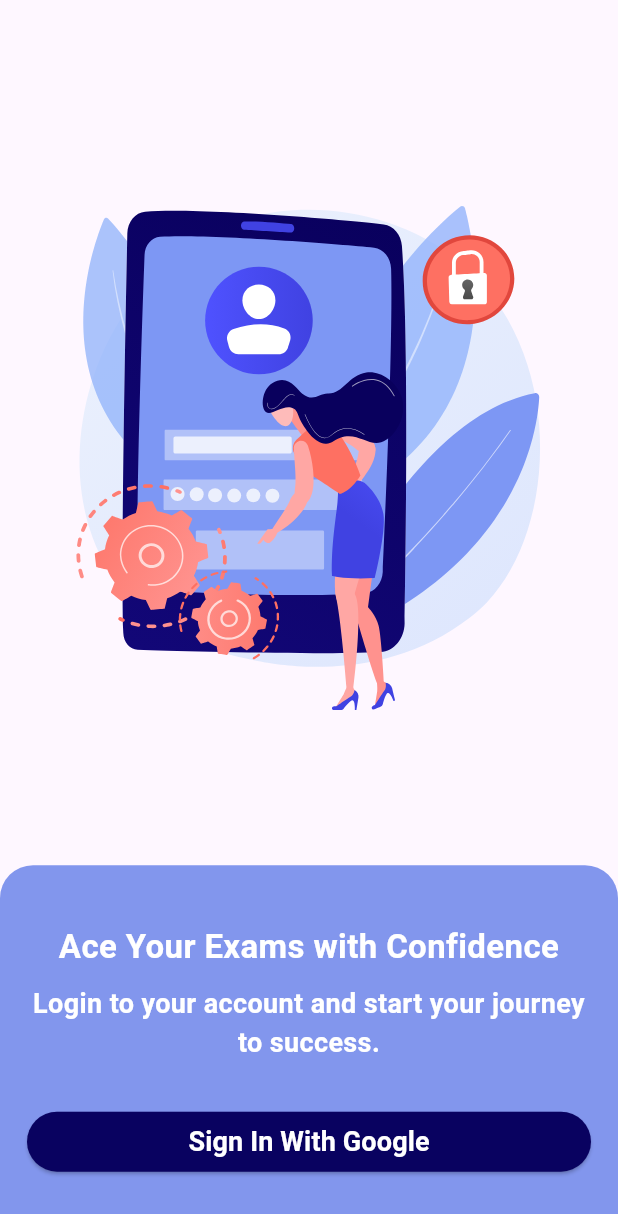
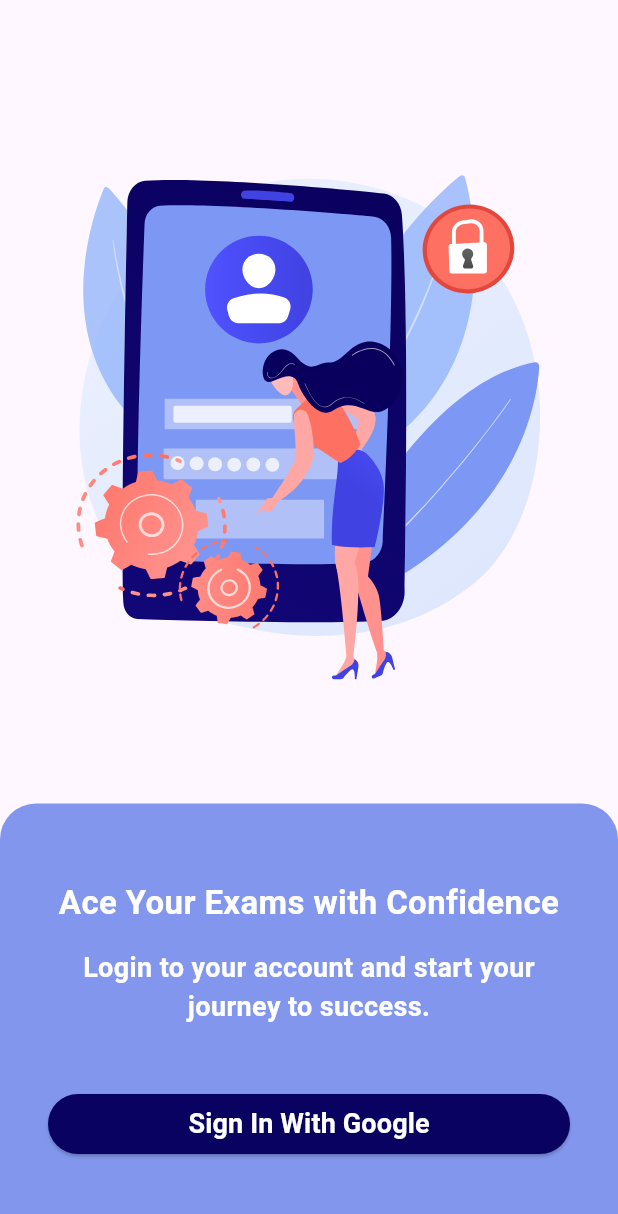
Before and after one commit to ujjvaljoshi45/jnvst_prep, a Flutter app: the screen it shows after launch, on a phone screen of 412 x 824 dp. Shown: the top 1214 px of the screen. Run offline on Flutter 3.47's test engine with Material 3 defaults, Android fonts, the phone set to English and light mode, and no system bars; our stand-ins replace cached_network_image, cloud_firestore, firebase_auth, firebase_core, flutter_chat_bubble, flutter_screenutil and 7 more; accounts and stored records are empty.

Commit message:
- icon done

```diff
--- a/lib/main.dart
+++ b/lib/main.dart
@@ -68,17 +68,17 @@
       final myUser = await getUserProvider(context).getUserFromDatabase(user!.uid);
       if (myUser == null) {
         await Future.delayed(const Duration(seconds: 1));
-        mounted ? Navigator.pushNamed(context, LoginScreen.route) : debugPrint('not mounted');
+        mounted ? Navigator.pushReplacementNamed(context, LoginScreen.route) : debugPrint('not mounted');
       }
       else {
         await Future.delayed(const Duration(seconds: 1));
         mounted
-            ? Navigator.pushNamed(context, HomeScreen.route)
+            ? Navigator.pushReplacementNamed(context, HomeScreen.route)
             : debugPrint('not mounted');
       }
     } catch (e) {
       await Future.delayed(const Duration(seconds: 1));
-      mounted ? Navigator.pushNamed(context, LoginScreen.route) : debugPrint('not mounted');
+      mounted ? Navigator.pushReplacementNamed(context, LoginScreen.route) : debugPrint('not mounted');
     }
     super.didChangeDependencies();
   }
--- a/lib/screens/auth/login.dart
+++ b/lib/screens/auth/login.dart
@@ -53,20 +53,19 @@ class _LoginScreenState extends State<LoginScreen> {
           child: Column(
             children: [
               SizedBox(
-                  height: getHeight(context) * 0.7,
+                  height: getHeight(context) * 0.65,
                   width: getWidth(context),
                   child: Lottie.asset('assets/login_lottie.json')),
               Flexible(
                 child: Container(
-                  height: getHeight(context) * 0.3 + 40,
                   decoration: const BoxDecoration(
                       color: Color.fromRGBO(130, 150, 237, 1),
                       borderRadius: BorderRadius.only(
-                        topLeft: Radius.circular(22),
-                        topRight: Radius.circular(22),
+                        topLeft: Radius.circular(24),
+                        topRight: Radius.circular(24),
                       )),
                   child: Padding(
-                    padding: const EdgeInsets.symmetric( horizontal: 18.0),
+                    padding: const EdgeInsets.symmetric( horizontal: 32.0),
                     child: Column(
                       crossAxisAlignment: CrossAxisAlignment.center,
                       mainAxisAlignment: MainAxisAlignment.spaceEvenly,
--- a/lib/screens/chat/widgets/input_text_field.dart
+++ b/lib/screens/chat/widgets/input_text_field.dart
@@ -15,9 +15,7 @@ class TextInputField extends StatelessWidget {
   final Function() sendMessage;
   @override
   Widget build(BuildContext context) {
-    return Padding(
-      padding: const EdgeInsets.symmetric(horizontal: 18.0, vertical: 18.0),
-      child: Card(
+    return Card(
       color: levender,
       shape: RoundedRectangleBorder(
         borderRadius: BorderRadius.circular(24.r),
@@ -48,7 +46,6 @@ class TextInputField extends StatelessWidget {
               ))
         ],
       ),
-      ),
     );
   }
 }
```
Also changed, not shown: lib/screens/chat/chat_screen.dart (+9 -6 lines), lib/screens/profile/profile_page.dart (+7 -1 lines), 7 other files. Lines whose indentation alone changed are shown as unchanged.
